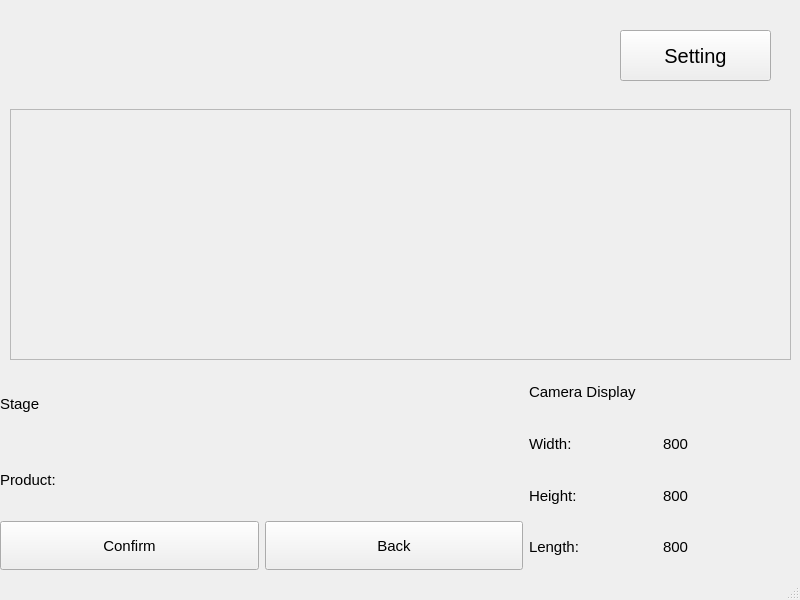
Qt form Greyform-linux-ros1/src/Python_Application/UI_Design/mainframe.ui (mokzhizhuan/GreyForm_UIs) before a commit.
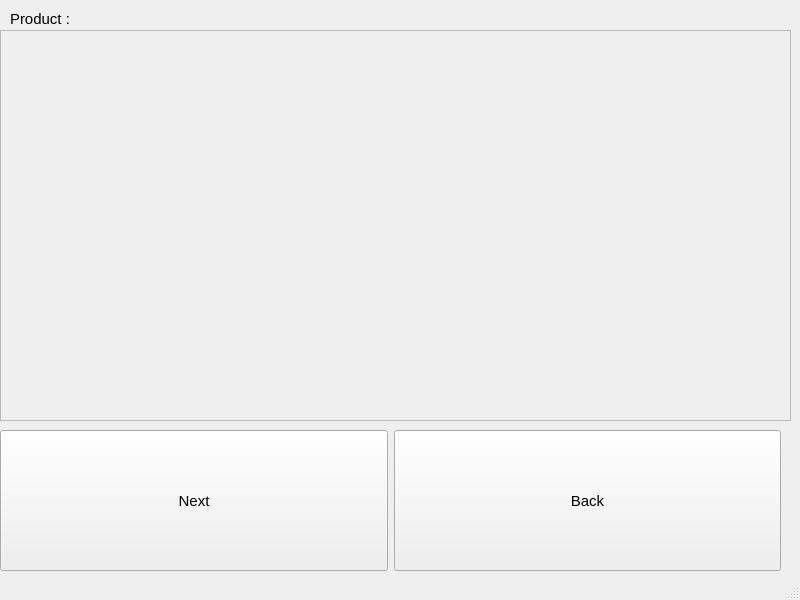
The same form after that commit. The open tabs and pages were chosen to show the change.

```diff
--- a/Greyform-linux-ros1/src/Python_Application/UI_Design/mainframe.ui
+++ b/Greyform-linux-ros1/src/Python_Application/UI_Design/mainframe.ui
@@ -20,47 +20,13 @@
      <verstretch>1</verstretch>
     </sizepolicy>
    </property>
-   <widget class="QStackedWidget" name="stackedWidget_main">
-    <property name="geometry">
-     <rect>
-      <x>0</x>
-      <y>10</y>
-      <width>800</width>
-      <height>600</height>
-     </rect>
-    </property>
-    <widget class="QWidget" name="mainconfiguration">
-     <widget class="QPushButton" name="SettingButton">
-      <property name="geometry">
-       <rect>
-        <x>620</x>
-        <y>20</y>
-        <width>151</width>
-        <height>51</height>
-       </rect>
-      </property>
-      <property name="sizePolicy">
-       <sizepolicy hsizetype="Expanding" vsizetype="Expanding">
-        <horstretch>0</horstretch>
-        <verstretch>0</verstretch>
-       </sizepolicy>
-      </property>
-      <property name="font">
-       <font>
-        <pointsize>15</pointsize>
-       </font>
-      </property>
-      <property name="text">
-       <string>Setting</string>
-      </property>
-     </widget>
      <widget class="QStackedWidget" name="stackedWidget">
       <property name="geometry">
        <rect>
         <x>0</x>
-        <y>79</y>
+      <y>0</y>
         <width>800</width>
-        <height>481</height>
+      <height>600</height>
        </rect>
       </property>
       <property name="sizePolicy">
@@ -87,8 +53,8 @@
        <widget class="QLabel" name="QTitle">
         <property name="geometry">
          <rect>
-          <x>40</x>
-          <y>170</y>
+        <x>50</x>
+        <y>220</y>
           <width>707</width>
           <height>55</height>
          </rect>
@@ -107,7 +73,7 @@
         <property name="geometry">
          <rect>
           <x>40</x>
-          <y>400</y>
+        <y>480</y>
           <width>709</width>
           <height>71</height>
          </rect>
@@ -165,16 +131,26 @@
          <verstretch>0</verstretch>
         </sizepolicy>
        </property>
-       <widget class="QWidget" name="horizontalLayoutWidget">
+     <widget class="QWidget" name="horizontalLayoutWidgetPage2">
         <property name="geometry">
          <rect>
           <x>10</x>
-          <y>10</y>
-          <width>391</width>
-          <height>471</height>
-         </rect>
-        </property>
-        <layout class="QVBoxLayout" name="verticalLayout_17" stretch="2,1">
+        <y>30</y>
+        <width>761</width>
+        <height>391</height>
+       </rect>
+      </property>
+      <layout class="QHBoxLayout" name="horizontalLayout_20" stretch="1,1">
+       <item>
+        <widget class="QListView" name="Selectivefiledirectoryview">
+         <property name="sizePolicy">
+          <sizepolicy hsizetype="Expanding" vsizetype="MinimumExpanding">
+           <horstretch>0</horstretch>
+           <verstretch>0</verstretch>
+          </sizepolicy>
+         </property>
+        </widget>
+       </item>
          <item>
           <widget class="QListView" name="Selectivefilelistview">
            <property name="sizePolicy">
@@ -185,34 +161,18 @@
            </property>
           </widget>
          </item>
-         <item>
+      </layout>
+     </widget>
+     <widget class="QWidget" name="buttonpage2layoutWidget">
+      <property name="geometry">
+       <rect>
+        <x>10</x>
+        <y>420</y>
+        <width>761</width>
+        <height>150</height>
+       </rect>
+      </property>
           <layout class="QHBoxLayout" name="horizontalLayout_8">
-           <item>
-            <widget class="QPushButton" name="FilePathButton">
-             <property name="sizePolicy">
-              <sizepolicy hsizetype="Minimum" vsizetype="Expanding">
-               <horstretch>0</horstretch>
-               <verstretch>0</verstretch>
-              </sizepolicy>
-             </property>
-             <property name="text">
-              <string>File_Path</string>
-             </property>
-            </widget>
-           </item>
-           <item>
-            <widget class="QPushButton" name="BacktoMenuButton">
-             <property name="sizePolicy">
-              <sizepolicy hsizetype="Minimum" vsizetype="Expanding">
-               <horstretch>0</horstretch>
-               <verstretch>0</verstretch>
-              </sizepolicy>
-             </property>
-             <property name="text">
-              <string>Back To Menu</string>
-             </property>
-            </widget>
-           </item>
            <item>
             <widget class="QPushButton" name="NextButton_Page_2">
              <property name="sizePolicy">
@@ -226,33 +186,16 @@
              </property>
             </widget>
            </item>
-          </layout>
-         </item>
-        </layout>
-       </widget>
-       <widget class="QWidget" name="horizontalLayoutWidget2">
-        <property name="geometry">
-         <rect>
-          <x>410</x>
-          <y>10</y>
-          <width>381</width>
-          <height>471</height>
-         </rect>
-        </property>
-        <layout class="QHBoxLayout" name="horizontalLayout_2" stretch="0">
          <item>
-          <widget class="QFrame" name="pyvistaframe">
+        <widget class="QPushButton" name="BacktoMenuButton">
            <property name="sizePolicy">
-            <sizepolicy hsizetype="Preferred" vsizetype="Preferred">
+          <sizepolicy hsizetype="Minimum" vsizetype="Expanding">
              <horstretch>0</horstretch>
              <verstretch>0</verstretch>
             </sizepolicy>
            </property>
-           <property name="frameShape">
-            <enum>QFrame::StyledPanel</enum>
-           </property>
-           <property name="frameShadow">
-            <enum>QFrame::Raised</enum>
+         <property name="text">
+          <string>Back </string>
            </property>
           </widget>
          </item>
@@ -266,28 +209,142 @@
          <verstretch>0</verstretch>
         </sizepolicy>
        </property>
-       <widget class="QWidget" name="horizontalLayoutWidgetpage2">
+     <widget class="QLabel" name="Itemlabel">
         <property name="geometry">
          <rect>
+        <x>10</x>
+        <y>10</y>
+        <width>781</width>
+        <height>17</height>
+       </rect>
+      </property>
+      <property name="sizePolicy">
+       <sizepolicy hsizetype="Preferred" vsizetype="Preferred">
+        <horstretch>0</horstretch>
+        <verstretch>0</verstretch>
+       </sizepolicy>
+      </property>
+      <property name="text">
+       <string>Product :</string>
+      </property>
+     </widget>
+     <widget class="QWidget" name="layoutWidgetpage3">
+      <property name="geometry">
+       <rect>
           <x>0</x>
-          <y>280</y>
+        <y>30</y>
+        <width>791</width>
+        <height>391</height>
+       </rect>
+      </property>
+      <layout class="QHBoxLayout" name="horizontalLayout_16" stretch="0">
+       <item>
+        <widget class="QFrame" name="pyvistaframe">
+         <property name="frameShape">
+          <enum>QFrame::StyledPanel</enum>
+         </property>
+         <property name="frameShadow">
+          <enum>QFrame::Raised</enum>
+         </property>
+        </widget>
+       </item>
+      </layout>
+     </widget>
+     <widget class="QWidget" name="horizontalLayoutWidgetbuttonpage3">
+      <property name="geometry">
+       <rect>
+        <x>0</x>
+        <y>430</y>
+        <width>781</width>
+        <height>141</height>
+       </rect>
+      </property>
+      <layout class="QHBoxLayout" name="horizontalLayout_2">
+       <item>
+        <widget class="QPushButton" name="NextButton_Page_3">
+         <property name="sizePolicy">
+          <sizepolicy hsizetype="Minimum" vsizetype="Expanding">
+           <horstretch>0</horstretch>
+           <verstretch>0</verstretch>
+          </sizepolicy>
+         </property>
+         <property name="text">
+          <string>Next</string>
+         </property>
+        </widget>
+       </item>
+       <item>
+        <widget class="QPushButton" name="BackButton_Page_2">
+         <property name="sizePolicy">
+          <sizepolicy hsizetype="Minimum" vsizetype="Expanding">
+           <horstretch>0</horstretch>
+           <verstretch>0</verstretch>
+          </sizepolicy>
+         </property>
+         <property name="text">
+          <string>Back</string>
+         </property>
+        </widget>
+       </item>
+      </layout>
+     </widget>
+    </widget>
+    <widget class="QWidget" name="scanpage">
+     <widget class="QLabel" name="labelstatus">
+      <property name="geometry">
+       <rect>
+        <x>190</x>
+        <y>180</y>
+        <width>381</width>
+        <height>61</height>
+       </rect>
+      </property>
+      <property name="text">
+       <string>Status : Running.....</string>
+      </property>
+     </widget>
+    </widget>
+    <widget class="QWidget" name="page_3">
+     <property name="sizePolicy">
+      <sizepolicy hsizetype="Expanding" vsizetype="Expanding">
+       <horstretch>0</horstretch>
+       <verstretch>0</verstretch>
+      </sizepolicy>
+     </property>
+     <widget class="QWidget" name="horizontalLayoutWidgetpage4">
+      <property name="geometry">
+       <rect>
+        <x>0</x>
+        <y>360</y>
           <width>791</width>
           <height>201</height>
          </rect>
         </property>
-        <layout class="QHBoxLayout" name="horizontalLayout_3" stretch="2,1">
+      <layout class="QHBoxLayout" name="horizontalLayout_3" stretch="0">
          <item>
           <layout class="QHBoxLayout" name="horizontalLayout_17" stretch="0">
            <property name="sizeConstraint">
             <enum>QLayout::SetNoConstraint</enum>
            </property>
            <item>
-            <layout class="QVBoxLayout" name="verticalLayout_6" stretch="3,1">
+          <layout class="QVBoxLayout" name="verticalLayout_6" stretch="3">
              <item>
-              <layout class="QVBoxLayout" name="verticalLayout_21" stretch="1,1,0">
+            <layout class="QVBoxLayout" name="verticalLayout_21" stretch="2,2">
                <property name="sizeConstraint">
                 <enum>QLayout::SetNoConstraint</enum>
                </property>
+             <item>
+              <widget class="QLabel" name="walllabel">
+               <property name="font">
+                <font>
+                 <pointsize>16</pointsize>
+                </font>
+               </property>
+               <property name="text">
+                <string>Wall:</string>
+               </property>
+              </widget>
+             </item>
                <item>
                 <widget class="QLabel" name="Stagelabel">
                  <property name="text">
@@ -295,152 +352,24 @@
                  </property>
                 </widget>
                </item>
-               <item>
-                <widget class="QLabel" name="Itemlabel_2">
-                 <property name="text">
-                  <string>Product:</string>
-                 </property>
-                 <property name="wordWrap">
-                  <bool>true</bool>
-                 </property>
-                </widget>
-               </item>
-               <item>
-                <layout class="QHBoxLayout" name="horizontalLayout_19"/>
-               </item>
-              </layout>
-             </item>
-             <item>
-              <layout class="QHBoxLayout" name="horizontalLayout_10" stretch="1,1">
-               <item>
-                <widget class="QPushButton" name="ConfirmButton">
-                 <property name="sizePolicy">
-                  <sizepolicy hsizetype="Minimum" vsizetype="Expanding">
-                   <horstretch>0</horstretch>
-                   <verstretch>0</verstretch>
-                  </sizepolicy>
-                 </property>
-                 <property name="text">
-                  <string>Confirm</string>
-                 </property>
-                </widget>
-               </item>
-               <item>
-                <widget class="QPushButton" name="BackButton_2">
-                 <property name="sizePolicy">
-                  <sizepolicy hsizetype="Minimum" vsizetype="Expanding">
-                   <horstretch>0</horstretch>
-                   <verstretch>0</verstretch>
-                  </sizepolicy>
-                 </property>
-                 <property name="text">
-                  <string>Back</string>
-                 </property>
-                </widget>
-               </item>
+            </layout>
+           </item>
               </layout>
              </item>
             </layout>
            </item>
           </layout>
-         </item>
-         <item>
-          <layout class="QVBoxLayout" name="verticalLayout_20" stretch="1,1,1,1">
-           <item>
-            <widget class="QLabel" name="displaybeforelabel">
-             <property name="text">
-              <string>Camera Display</string>
-             </property>
-            </widget>
-           </item>
-           <item>
-            <layout class="QHBoxLayout" name="horizontalLayout_5" stretch="0,0">
-             <item>
-              <widget class="QLabel" name="titleXlabel_2">
-               <property name="text">
-                <string>Width:</string>
-               </property>
-               <property name="wordWrap">
-                <bool>true</bool>
-               </property>
-              </widget>
-             </item>
-             <item>
-              <widget class="QLabel" name="Xlabel_2">
-               <property name="text">
-                <string>800</string>
-               </property>
-               <property name="wordWrap">
-                <bool>true</bool>
-               </property>
-              </widget>
-             </item>
-            </layout>
-           </item>
-           <item>
-            <layout class="QHBoxLayout" name="horizontalLayout_6" stretch="0,0">
-             <item>
-              <widget class="QLabel" name="titleYlabel_2">
-               <property name="text">
-                <string>Height:</string>
-               </property>
-               <property name="wordWrap">
-                <bool>true</bool>
-               </property>
-              </widget>
-             </item>
-             <item>
-              <widget class="QLabel" name="Ylabel_2">
-               <property name="text">
-                <string>800</string>
-               </property>
-               <property name="wordWrap">
-                <bool>true</bool>
-               </property>
-              </widget>
-             </item>
-            </layout>
-           </item>
-           <item>
-            <layout class="QHBoxLayout" name="horizontalLayout_7" stretch="0,0">
-             <item>
-              <widget class="QLabel" name="titleZlabel">
-               <property name="text">
-                <string>Length:</string>
-               </property>
-               <property name="wordWrap">
-                <bool>true</bool>
-               </property>
-              </widget>
-             </item>
-             <item>
-              <widget class="QLabel" name="Zlabel">
-               <property name="text">
-                <string>800</string>
-               </property>
-               <property name="wordWrap">
-                <bool>true</bool>
-               </property>
-              </widget>
-             </item>
-            </layout>
-           </item>
-          </layout>
-         </item>
-        </layout>
-       </widget>
-       <widget class="QWidget" name="layoutWidgetpage2">
+     </widget>
+     <widget class="QWidget" name="layoutWidgetpage4">
         <property name="geometry">
          <rect>
           <x>10</x>
           <y>20</y>
           <width>781</width>
-          <height>251</height>
-         </rect>
-        </property>
-        <layout class="QHBoxLayout" name="horizontalLayout_15" stretch="2">
-         <item>
-          <layout class="QVBoxLayout" name="verticalLayout">
+        <height>311</height>
+       </rect>
+      </property>
+      <layout class="QHBoxLayout" name="horizontalLayout_15" stretch="0">
            <item>
             <widget class="QFrame" name="vtkframe">
              <property name="sizePolicy">
@@ -458,23 +387,21 @@
             </widget>
            </item>
           </layout>
-         </item>
-        </layout>
-       </widget>
-      </widget>
-      <widget class="QWidget" name="page_3">
+     </widget>
+    </widget>
+    <widget class="QWidget" name="page_4">
        <property name="sizePolicy">
         <sizepolicy hsizetype="Preferred" vsizetype="Preferred">
          <horstretch>1</horstretch>
          <verstretch>1</verstretch>
         </sizepolicy>
        </property>
-       <widget class="QPushButton" name="MarkingButton">
+     <widget class="QPushButton" name="sendmodelButton">
         <property name="geometry">
          <rect>
-          <x>20</x>
-          <y>20</y>
-          <width>751</width>
+        <x>70</x>
+        <y>30</y>
+        <width>621</width>
           <height>141</height>
          </rect>
         </property>
@@ -490,64 +417,16 @@
          </font>
         </property>
         <property name="text">
-         <string>Back to Marking Ui</string>
-        </property>
-       </widget>
-       <widget class="QWidget" name="horizontalLayoutWidgetpage4">
-        <property name="geometry">
-         <rect>
-          <x>20</x>
-          <y>170</y>
-          <width>751</width>
-          <height>161</height>
-         </rect>
-        </property>
-        <layout class="QHBoxLayout" name="horizontalLayout_11" stretch="1,1">
-         <item>
-          <widget class="QPushButton" name="HomeButton">
-           <property name="sizePolicy">
-            <sizepolicy hsizetype="MinimumExpanding" vsizetype="Minimum">
-             <horstretch>0</horstretch>
-             <verstretch>0</verstretch>
-            </sizepolicy>
-           </property>
-           <property name="font">
-            <font>
-             <pointsize>40</pointsize>
-            </font>
-           </property>
-           <property name="text">
-            <string>Home</string>
-           </property>
-          </widget>
-         </item>
-         <item>
-          <widget class="QPushButton" name="LocalizationButton">
-           <property name="sizePolicy">
-            <sizepolicy hsizetype="Expanding" vsizetype="Expanding">
-             <horstretch>0</horstretch>
-             <verstretch>0</verstretch>
-            </sizepolicy>
-           </property>
-           <property name="font">
-            <font>
-             <pointsize>40</pointsize>
-            </font>
-           </property>
-           <property name="text">
-            <string>Localization</string>
-           </property>
-          </widget>
-         </item>
-        </layout>
-       </widget>
+       <string>Send Model</string>
+      </property>
+     </widget>
        <widget class="QPushButton" name="CloseButton">
         <property name="geometry">
          <rect>
-          <x>20</x>
-          <y>340</y>
-          <width>751</width>
-          <height>121</height>
+        <x>60</x>
+        <y>350</y>
+        <width>621</width>
+        <height>181</height>
          </rect>
         </property>
         <property name="sizePolicy">
@@ -565,10 +444,31 @@
          <string>Abort/Close</string>
         </property>
        </widget>
-      </widget>
-     </widget>
-    </widget>
-    <widget class="QWidget" name="settingpage"/>
+     <widget class="QPushButton" name="ChooseButton">
+      <property name="geometry">
+       <rect>
+        <x>60</x>
+        <y>190</y>
+        <width>641</width>
+        <height>151</height>
+       </rect>
+      </property>
+      <property name="sizePolicy">
+       <sizepolicy hsizetype="MinimumExpanding" vsizetype="Minimum">
+        <horstretch>0</horstretch>
+        <verstretch>0</verstretch>
+       </sizepolicy>
+      </property>
+      <property name="font">
+       <font>
+        <pointsize>40</pointsize>
+       </font>
+      </property>
+      <property name="text">
+       <string>Choose Model</string>
+      </property>
+     </widget>
+    </widget>
    </widget>
   </widget>
   <widget class="QStatusBar" name="statusbar"/>
```
Lines whose indentation alone changed are shown as unchanged.
